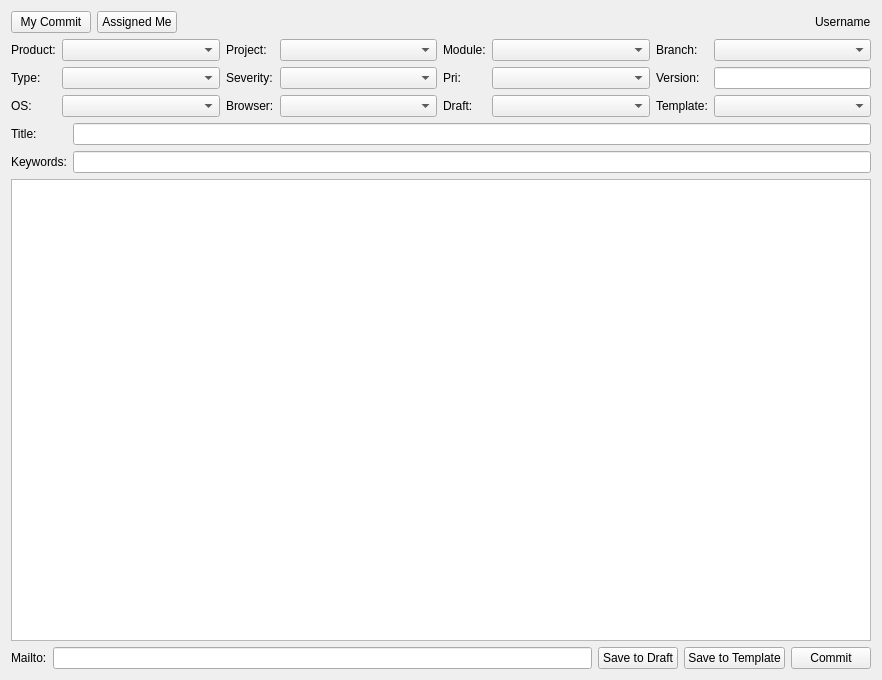
Above: committer/ui/mainwindow.ui from Pylogmon/committer before the change. Below: the same form after it.
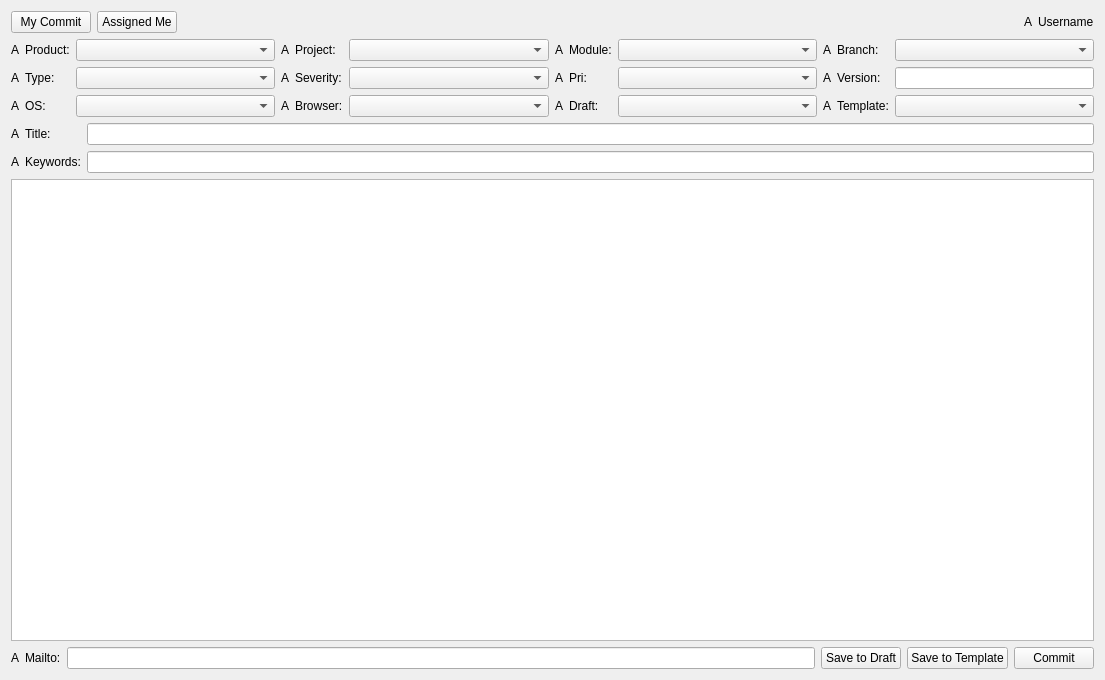
That is the form after the change.

The edit to the form file:
```diff
--- a/committer/ui/mainwindow.ui
+++ b/committer/ui/mainwindow.ui
@@ -6,7 +6,7 @@
    <rect>
     <x>0</x>
     <y>0</y>
-    <width>882</width>
+    <width>1105</width>
     <height>680</height>
    </rect>
   </property>
@@ -44,6 +44,13 @@
       </spacer>
      </item>
      <item row="0" column="3">
+      <widget class="QLabel" name="user_name_icon">
+       <property name="text">
+        <string>A</string>
+       </property>
+      </widget>
+     </item>
+     <item row="0" column="4">
       <widget class="QLabel" name="user_name_label">
        <property name="text">
         <string>Username</string>
@@ -55,13 +62,20 @@
    <item row="1" column="0">
     <layout class="QGridLayout" name="meta_line">
      <item row="0" column="0">
+      <widget class="QLabel" name="product_icon">
+       <property name="text">
+        <string>A</string>
+       </property>
+      </widget>
+     </item>
+     <item row="0" column="1">
       <widget class="QLabel" name="product_label">
        <property name="text">
         <string>Product:</string>
        </property>
       </widget>
      </item>
-     <item row="0" column="1">
+     <item row="0" column="2">
       <widget class="QComboBox" name="product_box">
        <property name="sizePolicy">
         <sizepolicy hsizetype="Expanding" vsizetype="Fixed">
@@ -74,14 +88,21 @@
        </property>
       </widget>
      </item>
-     <item row="0" column="2">
+     <item row="0" column="3">
+      <widget class="QLabel" name="project_icon">
+       <property name="text">
+        <string>A</string>
+       </property>
+      </widget>
+     </item>
+     <item row="0" column="4">
       <widget class="QLabel" name="project_label">
        <property name="text">
         <string>Project:</string>
        </property>
       </widget>
      </item>
-     <item row="0" column="3">
+     <item row="0" column="5">
       <widget class="QComboBox" name="project_box">
        <property name="sizePolicy">
         <sizepolicy hsizetype="Expanding" vsizetype="Fixed">
@@ -91,14 +112,21 @@
        </property>
       </widget>
      </item>
-     <item row="0" column="4">
+     <item row="0" column="6">
+      <widget class="QLabel" name="module_icon">
+       <property name="text">
+        <string>A</string>
+       </property>
+      </widget>
+     </item>
+     <item row="0" column="7">
       <widget class="QLabel" name="module_label">
        <property name="text">
         <string>Module:</string>
        </property>
       </widget>
      </item>
-     <item row="0" column="5">
+     <item row="0" column="8">
       <widget class="QComboBox" name="module_box">
        <property name="sizePolicy">
         <sizepolicy hsizetype="Expanding" vsizetype="Fixed">
@@ -108,14 +136,21 @@
        </property>
       </widget>
      </item>
-     <item row="0" column="6">
+     <item row="0" column="9">
+      <widget class="QLabel" name="branch_icon">
+       <property name="text">
+        <string>A</string>
+       </property>
+      </widget>
+     </item>
+     <item row="0" column="10">
       <widget class="QLabel" name="branch_label">
        <property name="text">
         <string>Branch:</string>
        </property>
       </widget>
      </item>
-     <item row="0" column="7">
+     <item row="0" column="11">
       <widget class="QComboBox" name="branch_box">
        <property name="sizePolicy">
         <sizepolicy hsizetype="Expanding" vsizetype="Fixed">
@@ -126,13 +161,20 @@
       </widget>
      </item>
      <item row="1" column="0">
+      <widget class="QLabel" name="type_icon">
+       <property name="text">
+        <string>A</string>
+       </property>
+      </widget>
+     </item>
+     <item row="1" column="1">
       <widget class="QLabel" name="type_label">
        <property name="text">
         <string>Type:</string>
        </property>
       </widget>
      </item>
-     <item row="1" column="1">
+     <item row="1" column="2">
       <widget class="QComboBox" name="type_box">
        <property name="sizePolicy">
         <sizepolicy hsizetype="Expanding" vsizetype="Fixed">
@@ -142,14 +184,21 @@
        </property>
       </widget>
      </item>
-     <item row="1" column="2">
+     <item row="1" column="3">
+      <widget class="QLabel" name="severity_icon">
+       <property name="text">
+        <string>A</string>
+       </property>
+      </widget>
+     </item>
+     <item row="1" column="4">
       <widget class="QLabel" name="severity_label">
        <property name="text">
         <string>Severity:</string>
        </property>
       </widget>
      </item>
-     <item row="1" column="3">
+     <item row="1" column="5">
       <widget class="QComboBox" name="severity_box">
        <property name="sizePolicy">
         <sizepolicy hsizetype="Expanding" vsizetype="Fixed">
@@ -159,14 +208,21 @@
        </property>
       </widget>
      </item>
-     <item row="1" column="4">
+     <item row="1" column="6">
+      <widget class="QLabel" name="pri_icon">
+       <property name="text">
+        <string>A</string>
+       </property>
+      </widget>
+     </item>
+     <item row="1" column="7">
       <widget class="QLabel" name="pri_label">
        <property name="text">
         <string>Pri:</string>
        </property>
       </widget>
      </item>
-     <item row="1" column="5">
+     <item row="1" column="8">
       <widget class="QComboBox" name="pri_box">
        <property name="sizePolicy">
         <sizepolicy hsizetype="Expanding" vsizetype="Fixed">
@@ -176,52 +232,63 @@
        </property>
       </widget>
      </item>
-     <item row="1" column="6">
+     <item row="1" column="9">
+      <widget class="QLabel" name="version_icon">
+       <property name="text">
+        <string>A</string>
+       </property>
+      </widget>
+     </item>
+     <item row="1" column="10">
       <widget class="QLabel" name="version_label">
        <property name="text">
         <string>Version:</string>
        </property>
       </widget>
      </item>
-     <item row="1" column="7">
+     <item row="1" column="11">
       <widget class="QLineEdit" name="version_edit"/>
      </item>
      <item row="2" column="0">
+      <widget class="QLabel" name="os_icon">
+       <property name="text">
+        <string>A</string>
+       </property>
+      </widget>
+     </item>
+     <item row="2" column="1">
       <widget class="QLabel" name="os_label">
        <property name="text">
         <string>OS:</string>
        </property>
       </widget>
      </item>
-     <item row="2" column="1">
-      <widget class="QComboBox" name="os_box">
-       <property name="sizePolicy">
-        <sizepolicy hsizetype="Expanding" vsizetype="Fixed">
-         <horstretch>0</horstretch>
-         <verstretch>0</verstretch>
-        </sizepolicy>
-       </property>
-      </widget>
-     </item>
      <item row="2" column="2">
+      <widget class="QComboBox" name="os_box">
+       <property name="sizePolicy">
+        <sizepolicy hsizetype="Expanding" vsizetype="Fixed">
+         <horstretch>0</horstretch>
+         <verstretch>0</verstretch>
+        </sizepolicy>
+       </property>
+      </widget>
+     </item>
+     <item row="2" column="3">
+      <widget class="QLabel" name="browser_icon">
+       <property name="text">
+        <string>A</string>
+       </property>
+      </widget>
+     </item>
+     <item row="2" column="4">
       <widget class="QLabel" name="browser_label">
        <property name="text">
         <string>Browser:</string>
        </property>
       </widget>
      </item>
-     <item row="2" column="3">
-      <widget class="QComboBox" name="browser_box">
-       <property name="sizePolicy">
-        <sizepolicy hsizetype="Expanding" vsizetype="Fixed">
-         <horstretch>0</horstretch>
-         <verstretch>0</verstretch>
-        </sizepolicy>
-       </property>
-      </widget>
-     </item>
      <item row="2" column="5">
-      <widget class="QComboBox" name="draft_box">
+      <widget class="QComboBox" name="browser_box">
        <property name="sizePolicy">
         <sizepolicy hsizetype="Expanding" vsizetype="Fixed">
          <horstretch>0</horstretch>
@@ -230,21 +297,45 @@
        </property>
       </widget>
      </item>
-     <item row="2" column="4">
+     <item row="2" column="6">
+      <widget class="QLabel" name="draft_icon">
+       <property name="text">
+        <string>A</string>
+       </property>
+      </widget>
+     </item>
+     <item row="2" column="7">
       <widget class="QLabel" name="draft_label">
        <property name="text">
         <string>Draft:</string>
        </property>
       </widget>
      </item>
-     <item row="2" column="6">
+     <item row="2" column="8">
+      <widget class="QComboBox" name="draft_box">
+       <property name="sizePolicy">
+        <sizepolicy hsizetype="Expanding" vsizetype="Fixed">
+         <horstretch>0</horstretch>
+         <verstretch>0</verstretch>
+        </sizepolicy>
+       </property>
+      </widget>
+     </item>
+     <item row="2" column="9">
+      <widget class="QLabel" name="template_icon">
+       <property name="text">
+        <string>A</string>
+       </property>
+      </widget>
+     </item>
+     <item row="2" column="10">
       <widget class="QLabel" name="template_label">
        <property name="text">
         <string>Template:</string>
        </property>
       </widget>
      </item>
-     <item row="2" column="7">
+     <item row="2" column="11">
       <widget class="QComboBox" name="template_box">
        <property name="sizePolicy">
         <sizepolicy hsizetype="Expanding" vsizetype="Fixed">
@@ -259,23 +350,37 @@
    <item row="2" column="0">
     <layout class="QGridLayout" name="meta_line_2">
      <item row="0" column="0">
+      <widget class="QLabel" name="title_icon">
+       <property name="text">
+        <string>A</string>
+       </property>
+      </widget>
+     </item>
+     <item row="0" column="1">
       <widget class="QLabel" name="title_label">
        <property name="text">
         <string>Title:</string>
        </property>
       </widget>
      </item>
-     <item row="0" column="1">
+     <item row="0" column="2">
       <widget class="QLineEdit" name="title_edit"/>
      </item>
      <item row="1" column="0">
+      <widget class="QLabel" name="keywords_icon">
+       <property name="text">
+        <string>A</string>
+       </property>
+      </widget>
+     </item>
+     <item row="1" column="1">
       <widget class="QLabel" name="keywords_label">
        <property name="text">
         <string>Keywords:</string>
        </property>
       </widget>
      </item>
-     <item row="1" column="1">
+     <item row="1" column="2">
       <widget class="QLineEdit" name="keywords_edit"/>
      </item>
     </layout>
@@ -286,30 +391,37 @@
    <item row="4" column="0">
     <layout class="QGridLayout" name="bottom_line">
      <item row="0" column="0">
+      <widget class="QLabel" name="mailto_icon">
+       <property name="text">
+        <string>A</string>
+       </property>
+      </widget>
+     </item>
+     <item row="0" column="1">
       <widget class="QLabel" name="mailto_label">
        <property name="text">
         <string>Mailto:</string>
        </property>
       </widget>
      </item>
-     <item row="0" column="1">
+     <item row="0" column="2">
       <widget class="QLineEdit" name="mailto_edit"/>
      </item>
-     <item row="0" column="2">
+     <item row="0" column="3">
       <widget class="QPushButton" name="save_to_draft_btn">
        <property name="text">
         <string>Save to Draft</string>
        </property>
       </widget>
      </item>
-     <item row="0" column="3">
+     <item row="0" column="4">
       <widget class="QPushButton" name="save_to_template_btn">
        <property name="text">
         <string>Save to Template</string>
        </property>
       </widget>
      </item>
-     <item row="0" column="4">
+     <item row="0" column="5">
       <widget class="QPushButton" name="commit_btn">
        <property name="text">
         <string>Commit</string>
```
Left out of the diff: 8 changed lines with no effect on the pictures.
